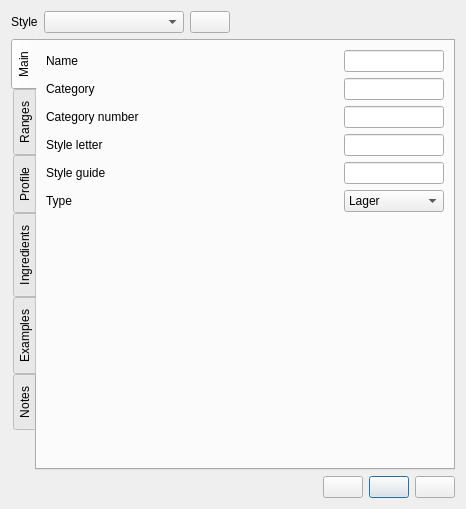
This is ui/styleEditor.ui in Brewken/brewken as Qt 5 draws it before an edit. The edited form follows.
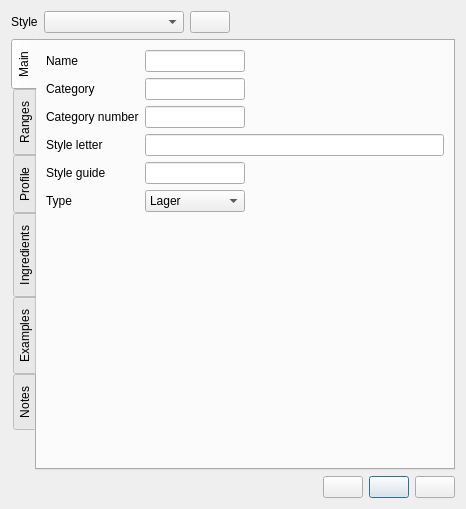
This is the edited form. Icons and pictures are not drawn. Custom widgets are drawn as their Qt base class.

Commit message: StyleTableModel (still needs some work) plus refactoring

Diff of the .ui file:
```diff
--- a/ui/styleEditor.ui
+++ b/ui/styleEditor.ui
@@ -117,24 +117,6 @@
        </item>
        <item row="5" column="3">
         <widget class="SmartLineEdit" name="lineEdit_styleLetter">
-         <property name="sizePolicy">
-          <sizepolicy hsizetype="Fixed" vsizetype="Fixed">
-           <horstretch>100</horstretch>
-           <verstretch>0</verstretch>
-          </sizepolicy>
-         </property>
-         <property name="minimumSize">
-          <size>
-           <width>100</width>
-           <height>0</height>
-          </size>
-         </property>
-         <property name="maximumSize">
-          <size>
-           <width>100</width>
-           <height>16777215</height>
-          </size>
-         </property>
          <property name="toolTip">
           <string>Style letter</string>
          </property>
@@ -822,6 +804,11 @@
   </layout>
  </widget>
  <customwidgets>
+  <customwidget>
+   <class>BtComboBox</class>
+   <extends>QComboBox</extends>
+   <header>widgets/BtComboBox.h</header>
+  </customwidget>
   <customwidget>
    <class>SmartLabel</class>
    <extends>QLabel</extends>
```
Left out of the diff: 2 changed lines with no effect on the pictures. The commit also changes 65 other files.
